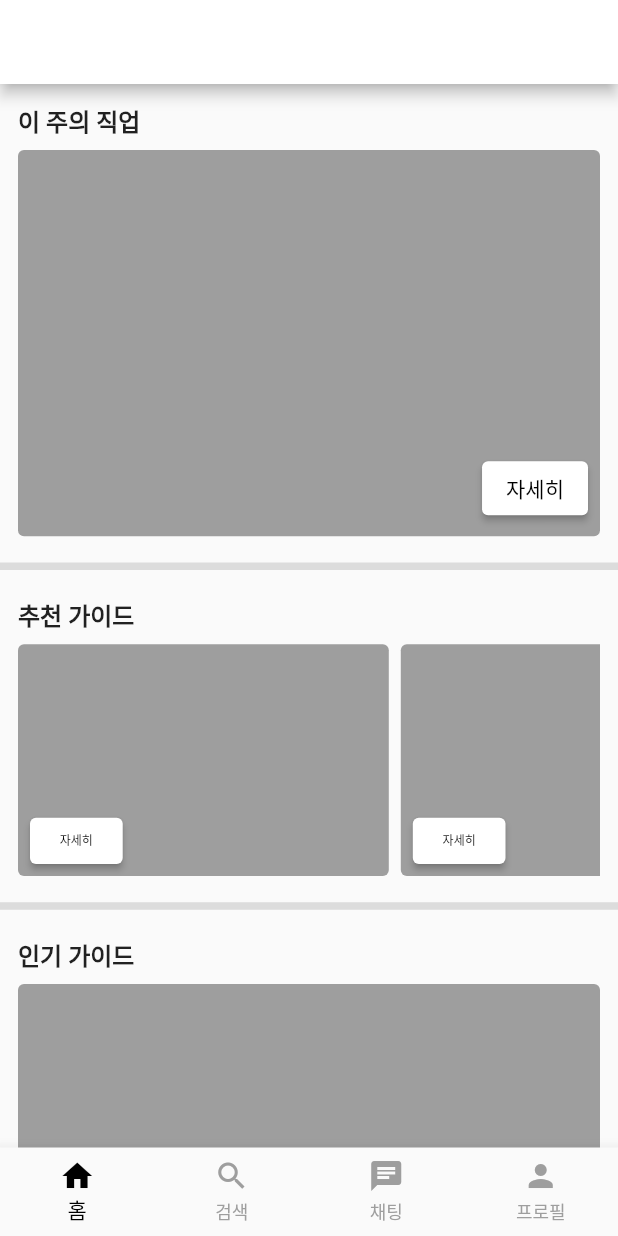
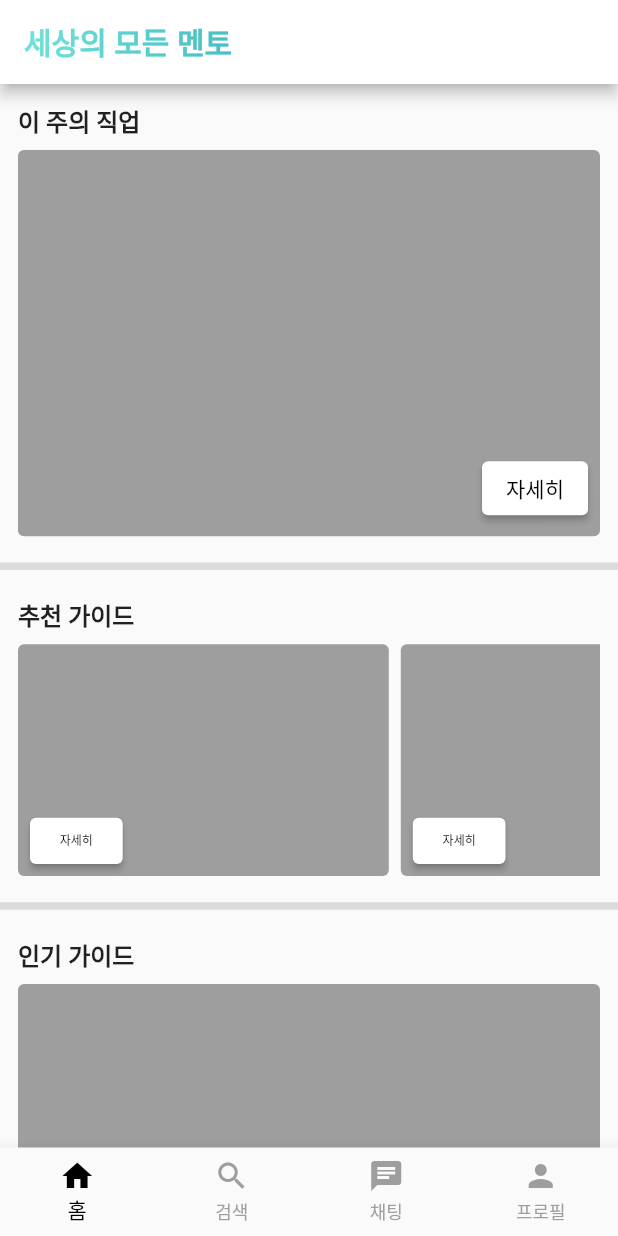
Before and after one commit to 5ydwg/Semomen, a Flutter app: the screen it shows once a user with an empty profile is signed in, on a phone screen of 412 x 824 dp. Run offline on Flutter 3.47's test engine with Material 2 defaults, Android fonts, the phone set to English and light mode, and no system bars; our stand-ins replace firebase_auth, firebase_core, flutter_rating_bar; accounts and stored records are empty.

Commit message:
Add app bar title in home page

```diff
--- a/semomen/lib/pages/home/home_page.dart
+++ b/semomen/lib/pages/home/home_page.dart
@@ -1,5 +1,6 @@
 import 'package:flutter/material.dart';
 import 'package:flutter/services.dart';
+import 'package:semomen/constants/constant.dart';
 import 'package:semomen/pages/detail_guide_info_page.dart';
 import 'package:semomen/pages/guide_info_page.dart';
 
@@ -17,6 +18,13 @@ class _HomePageState extends State<HomePage> {
     return Scaffold(
       appBar: AppBar(
         backgroundColor: Colors.white,
+        title: Text('세상의 모든 멘토',style: TextStyle(
+          fontWeight: FontWeight.bold,
+          foreground: Paint()..shader = LinearGradient(colors: <Color>[
+            mainBlueGreen,
+            mainBlueGrotto
+          ]).createShader(Rect.fromLTWH(0.0, 0.0, 300.0, 300.0)),
+        ),),
       ),
       body: ListView(
         children: [
```
